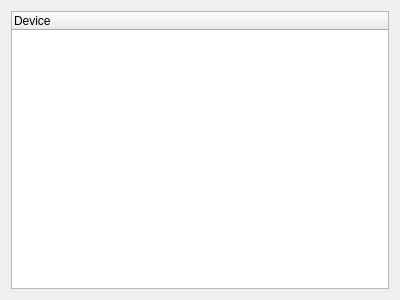
Old version of the form src/ui/snoopdialog.ui in the repository hippich/recorditnow.
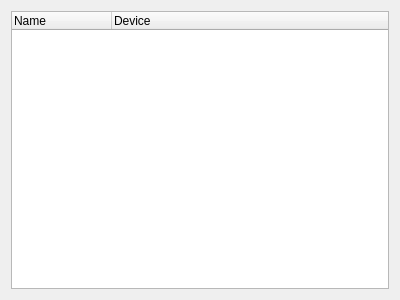
New version of the form.

```diff
--- a/src/ui/snoopdialog.ui
+++ b/src/ui/snoopdialog.ui
@@ -22,6 +22,11 @@
      <property name="alternatingRowColors">
       <bool>true</bool>
      </property>
+     <column>
+      <property name="text">
+       <string>Name</string>
+      </property>
+     </column>
      <column>
       <property name="text">
        <string>Device</string>
```
